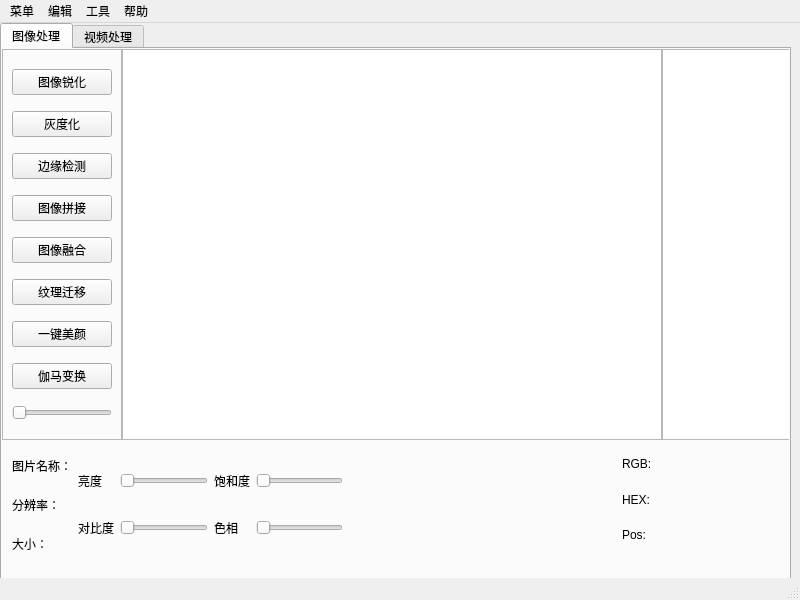
g64-cmd/Qt_Image_Processor, file mainwindow.ui: the form before one commit.
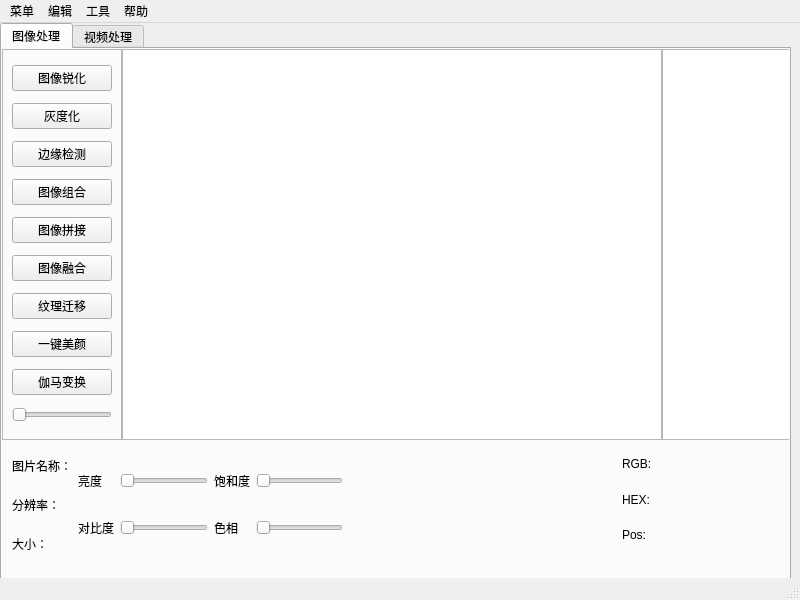
The form after the commit. Custom widgets are drawn as their Qt base class.

Commit message: new sticit image

Diff of the .ui file:
```diff
--- a/mainwindow.ui
+++ b/mainwindow.ui
@@ -70,6 +70,16 @@
        <item>
         <widget class="QPushButton" name="imageStitchButton">
          <property name="text">
+          <string>图像组合</string>
+         </property>
+        </widget>
+       </item>
+       <item>
+        <widget class="QPushButton" name="imageNewStitchButton">
+         <property name="toolTip">
+          <string>不同角度图片拼接成一张图片</string>
+         </property>
+         <property name="text">
           <string>图像拼接</string>
          </property>
         </widget>
```
Left out of the diff: 2 changed lines with no effect on the pictures. The commit also changes 8 other files.
